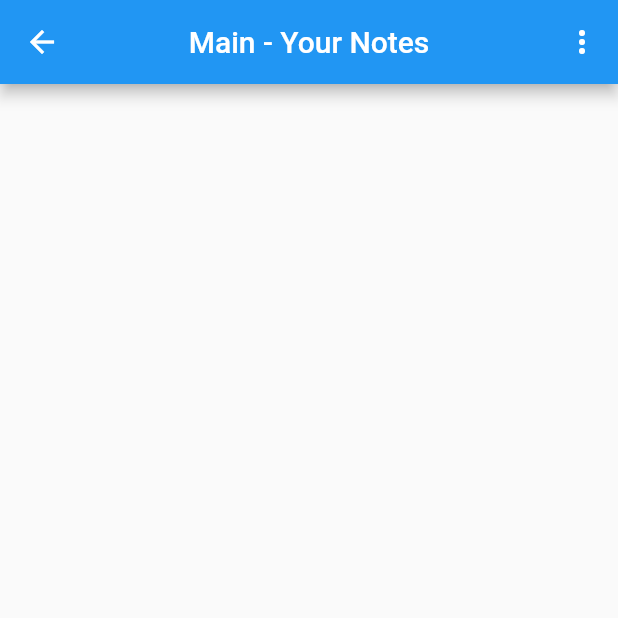
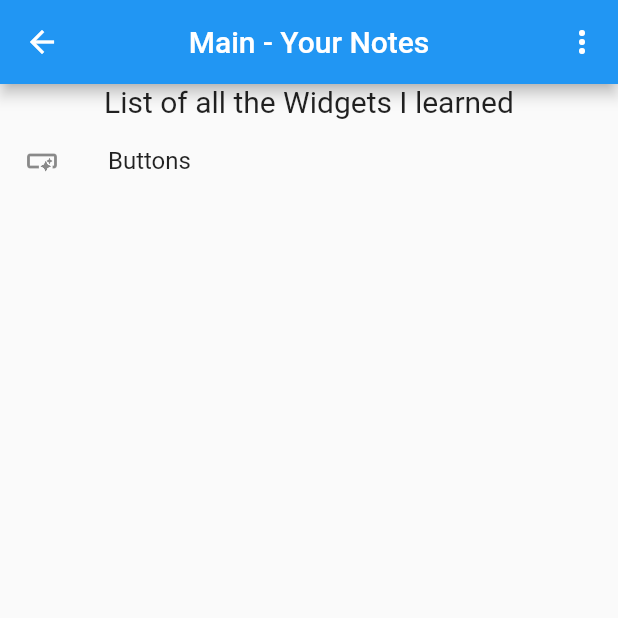
Before and after one commit to Maleadal/flutterQuesting, a Flutter app: the NotesView screen opened by its route, on a phone screen of 412 x 824 dp, the top half of it. Run offline on Flutter 3.47's test engine with Material 2 defaults, Android fonts, the phone set to English and light mode, and no system bars; our stand-ins replace firebase_auth, firebase_core; accounts and stored records are empty; network calls fail.

Commit message:
Added content to main

```diff
--- a/lib/main.dart
+++ b/lib/main.dart
@@ -1,6 +1,8 @@
+
 import 'package:firebase_auth/firebase_auth.dart';
 import 'package:firebase_core/firebase_core.dart';
 import 'package:flutter/material.dart';
+import 'package:test_project/views/list/button_view.dart';
 import 'package:test_project/views/login_view.dart';
 import 'package:test_project/views/notes_view.dart';
 import 'package:test_project/views/register_view.dart';
@@ -11,6 +13,7 @@ import 'firebase_options.dart';
 void main() {
   WidgetsFlutterBinding.ensureInitialized();
   runApp(MaterialApp(
+    debugShowCheckedModeBanner: false,
     title: "Flutter Demo",
     home: const HomePage(),
     theme: ThemeData(
@@ -20,7 +23,9 @@ void main() {
       '/login/': (context) => const LoginView(),
       '/register/': (context) => const RegisterView(),
       '/verify/': (context) => const VerifyEmailView(),
-      '/notes/': (context) => const NotesView()
+      '/notes/': (context) => const NotesView(),
+      '/main/': (context) => const HomePage(),
+      '/buttons/': (context) => const ButtonView()
     },
   ));
 }
--- a/lib/views/notes_view.dart
+++ b/lib/views/notes_view.dart
@@ -16,9 +16,11 @@ Future<bool> showLogOutDialog(BuildContext context) {
                   Navigator.of(context).pop(false);
                 },
                 child: const Text("Cancel")),
-            TextButton(onPressed: () {
-              Navigator.of(context).pop(true);
-            }, child: const Text("Log out"))
+            TextButton(
+                onPressed: () {
+                  Navigator.of(context).pop(true);
+                },
+                child: const Text("Log out"))
           ],
         );
       }).then((value) => value ?? false);
@@ -41,12 +43,13 @@ class _NotesViewState extends State<NotesView> {
         actions: [
           PopupMenuButton<MenuAction>(
             onSelected: (value) async {
-              switch(value){
+              switch (value) {
                 case MenuAction.logout:
                   final shouldLog = await showLogOutDialog(context);
-                  if(shouldLog){
+                  if (shouldLog) {
                     await FirebaseAuth.instance.signOut();
-                    Navigator.of(context).pushNamedAndRemoveUntil('/login/', (_) => false);
+                    Navigator.of(context)
+                        .pushNamedAndRemoveUntil('/login/', (_) => false);
                   }
                   break;
               }
@@ -60,8 +63,24 @@ class _NotesViewState extends State<NotesView> {
           ),
         ],
       ),
-      body: Column(
-        children: [],
+      body: Padding(
+        padding: const EdgeInsets.only(bottom: 10),
+        child: Column(
+          children: [
+            const Text("List of all the Widgets I learned", style: TextStyle(fontSize: 20)),
+            ListView(
+              scrollDirection: Axis.vertical,
+              shrinkWrap: true,
+              children: [ListTile(
+                leading: Icon(Icons.smart_button),
+                title: Text("Buttons"),
+                onTap: () {
+                  Navigator.of(context).pushNamed('/buttons/');
+                },
+              )],
+            )
+          ],
+        ),
       ),
     );
   }
```
Also changed, not shown: lib/views/list/button_view.dart (added, +12 -0 lines), lib/views/login_view.dart (+24 -11 lines), lib/views/register_view.dart (+8 -9 lines), lib/views/verify_email_view.dart (+9 -2 lines).
